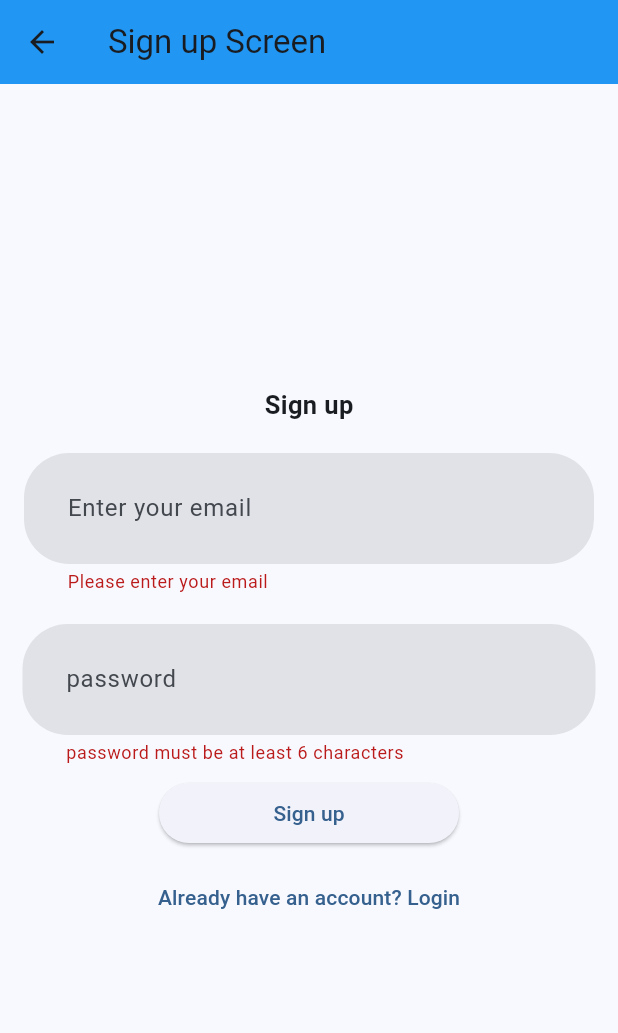
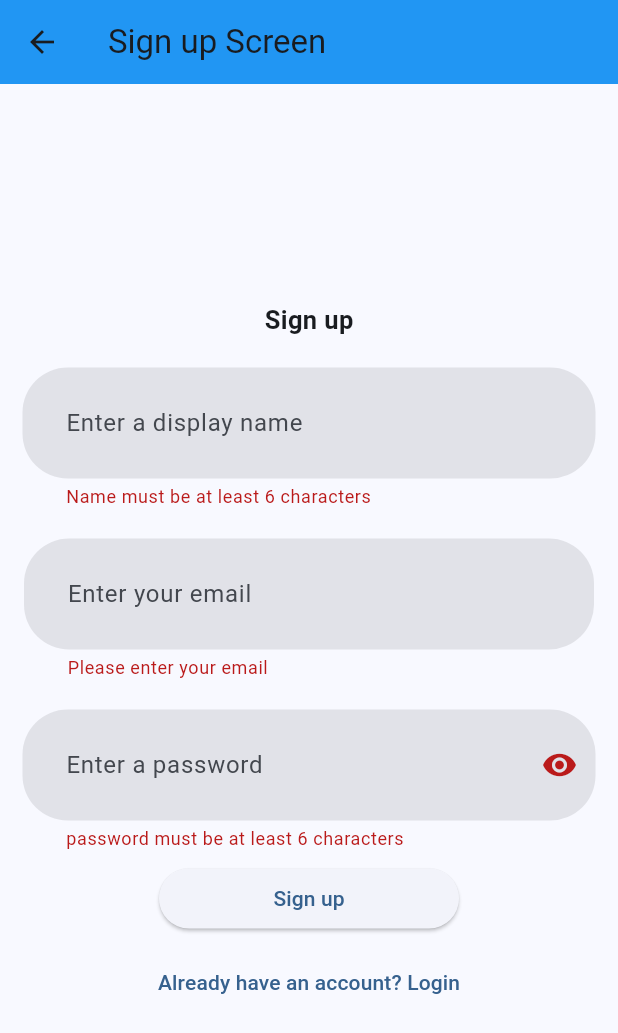
Before and after one commit to H11TM4N/notes_app, a Flutter app: the SignUpScreen screen opened directly, after a tap on "Sign up", on a phone screen of 412 x 824 dp. Shown: the top 1033 px of the screen. Run offline on Flutter 3.47's test engine with Material 2 defaults, Android fonts, the phone set to English and light mode, and no system bars; our stand-ins replace equatable, firebase_auth, firebase_core, flutter_bloc, flutter_slidable, shared_preferences; accounts and stored records are empty; generated files the repository leaves out were written again.

Commit message:
Allow users add a display name upon registration

```diff
--- a/lib/presentation/screens/sign_up_screen.dart
+++ b/lib/presentation/screens/sign_up_screen.dart
@@ -5,6 +5,7 @@ import 'package:flutter/material.dart';
 import 'package:notes_app/data/utils/auth_utils/show_loading_dialog.dart';
 import 'package:notes_app/data/utils/auth_utils/snakbar.dart';
 import 'package:notes_app/presentation/widgets/elevated_button.dart';
+import 'package:notes_app/presentation/widgets/textfield.dart';
 
 class SignUpScreen extends StatefulWidget {
   const SignUpScreen({super.key});
@@ -14,14 +15,15 @@ class SignUpScreen extends StatefulWidget {
 }
 
 class _SignUpScreenState extends State<SignUpScreen> {
+  bool _obscureText = true;
   final _formKey = GlobalKey<FormState>();
-  TextEditingController emailController = TextEditingController();
-  TextEditingController passwordController = TextEditingController();
-  RegExp emailValid =
+  final TextEditingController _emailController = TextEditingController();
+  final TextEditingController _passwordController = TextEditingController();
+  final TextEditingController _displayNameController = TextEditingController();
+  final RegExp _emailValid =
       RegExp(r"^[a-zA-Z0-9.!#$%&'*+-/=?^_`{|}~]+@[a-zA-Z0-9]+\.[a-zA-Z]+");
   final FirebaseAuth _firebaseAuth = FirebaseAuth.instance;
-  // String _email = '';
-  // String _password = '';
+
   @override
   Widget build(BuildContext context) {
     return Scaffold(
@@ -39,71 +41,78 @@ class _SignUpScreenState extends State<SignUpScreen> {
             ),
             const SizedBox(height: 20),
             Container(
+              margin: const EdgeInsets.symmetric(horizontal: 15),
+              child: KtextFormField(
+                controller: _displayNameController,
+                validator: (value) {
+                  if (value!.length < 6) {
+                    return 'Name must be at least 6 characters';
+                  }
+                  return null;
+                },
+                hintText: 'Enter a display name',
+              ),
+            ),
+            const SizedBox(height: 20),
+            Container(
               margin: const EdgeInsets.symmetric(horizontal: 16),
-              child: TextFormField(
-                controller: emailController,
+              child: KtextFormField(
+                controller: _emailController,
                 validator: (value) {
                   if (value == null || value.isEmpty) {
                     return 'Please enter your email';
-                  } else if (!emailValid.hasMatch(value)) {
+                  } else if (!_emailValid.hasMatch(value)) {
                     return 'Please enter a valid email';
                   }
                   return null;
                 },
-                decoration: const InputDecoration(
-                  contentPadding: EdgeInsets.all(25),
-                  filled: true,
-                  hintText: 'Enter your email',
-                  border: OutlineInputBorder(
-                    borderSide: BorderSide.none,
-                    borderRadius: BorderRadius.all(
-                      Radius.circular(30),
-                    ),
-                  ),
-                ),
-                // onSaved: (newValue) {
-                //   _email = newValue!;
-                // },
+                hintText: 'Enter your email',
+                obscureText: false,
               ),
             ),
             const SizedBox(height: 20),
             Container(
               margin: const EdgeInsets.symmetric(horizontal: 15),
-              child: TextFormField(
-                controller: passwordController,
+              child: KtextFormField(
+                controller: _passwordController,
                 validator: (value) {
                   if (value!.length < 6) {
                     return 'password must be at least 6 characters';
                   }
                   return null;
                 },
-                decoration: const InputDecoration(
-                  hintText: 'password',
-                  filled: true,
-                  contentPadding: EdgeInsets.all(25),
-                  border: OutlineInputBorder(
-                    borderSide: BorderSide.none,
-                    borderRadius: BorderRadius.all(
-                      Radius.circular(30),
-                    ),
+                hintText: 'Enter a password',
+                obscureText: _obscureText,
+                suffixIcon: IconButton(
+                  icon: Icon(
+                    _obscureText ? Icons.visibility : Icons.visibility_off,
                   ),
+                  onPressed: () {
+                    setState(() {
+                      _obscureText = !_obscureText;
+                    });
+                  },
                 ),
-                // onSaved: (newValue) {
-                //   _password = newValue!;
-                // },
               ),
             ),
             KelevatedButton(
               text: 'Sign up',
               onPressed: () async {
+                FocusScope.of(context).unfocus();
+                String displayName = _displayNameController.text;
                 final currentContext = context;
                 if (_formKey.currentState!.validate()) {
                   showLoadingDialog(context, 'Signing up...');
                   try {
-                    await _firebaseAuth.createUserWithEmailAndPassword(
-                        email: emailController.text,
-                        password: passwordController.text);
+                    UserCredential userCredential =
+                        await _firebaseAuth.createUserWithEmailAndPassword(
+                            email: _emailController.text,
+                            password: _passwordController.text);
+                    User? user = userCredential.user;
+                    await user?.updateDisplayName(displayName);
                     Navigator.pop(context);
+                    ScaffoldMessenger.of(context)
+                        .showSnackBar(kSnackBar('Sign up successful. Login'));
                   } catch (e) {
                     Navigator.pop(context);
                     ScaffoldMessenger.of(currentContext).showSnackBar(
--- a/lib/presentation/widgets/textfield.dart
+++ b/lib/presentation/widgets/textfield.dart
@@ -15,6 +15,7 @@ class KtextField extends StatelessWidget {
       padding: const EdgeInsets.all(8.0),
       child: TextField(
         controller: controller,
+        obscureText: true,
         decoration: InputDecoration(
           hintText: hintText,
           labelStyle: const TextStyle(color: Colors.white),
@@ -29,3 +30,43 @@ class KtextField extends StatelessWidget {
     );
   }
 }
+
+class KtextFormField extends StatelessWidget {
+  final TextEditingController controller;
+  final String? Function(String?)? validator;
+  final String hintText;
+  final bool? obscureText;
+  final Widget? suffixIcon;
+
+  const KtextFormField({
+    super.key,
+    required this.controller,
+    required this.validator,
+    required this.hintText,
+    this.obscureText,
+    this.suffixIcon,
+  });
+
+  @override
+  Widget build(BuildContext context) {
+    return TextFormField(
+      controller: controller,
+      validator: validator,
+      decoration: InputDecoration(
+        suffixIcon: suffixIcon,
+        contentPadding: const EdgeInsets.all(25),
+        filled: true,
+        hintText: hintText,
+        border: const OutlineInputBorder(
+          borderSide: BorderSide.none,
+          borderRadius: BorderRadius.all(
+            Radius.circular(30),
+          ),
+        ),
+      ),
+      // onSaved: (newValue) {
+      //   _email = newValue!;
+      // },
+    );
+  }
+}
```
Also changed, not shown: lib/presentation/pages/online_backup_page.dart (+68 -3 lines), lib/presentation/screens/sign_in_screen.dart (+33 -44 lines), lib/presentation/views/drawer.dart (+7 -27 lines).
